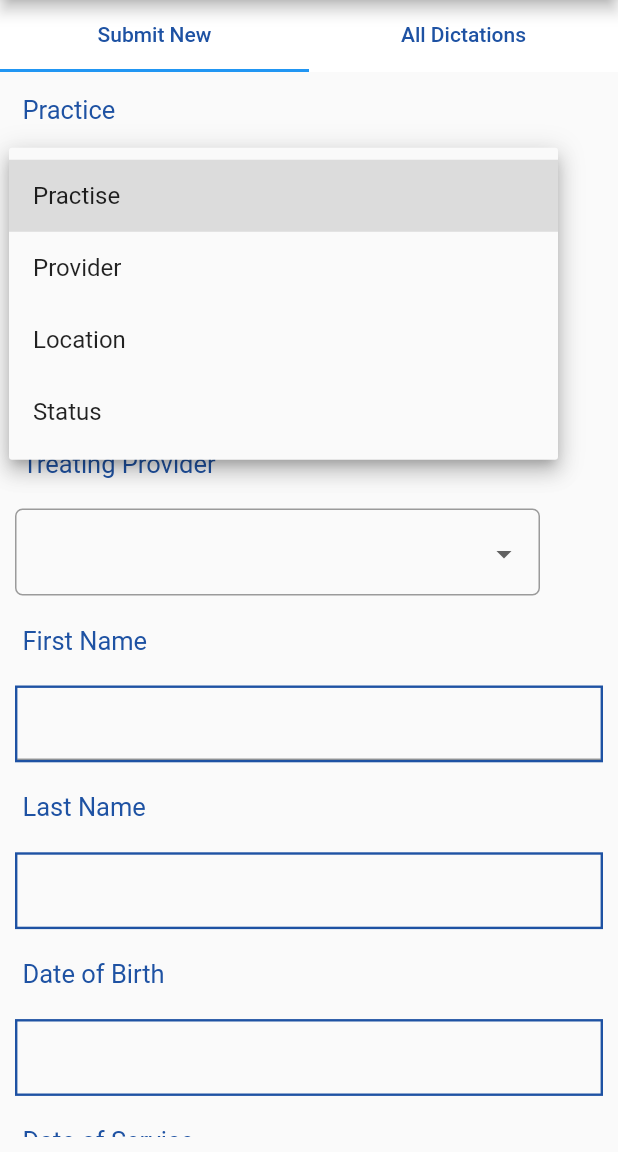
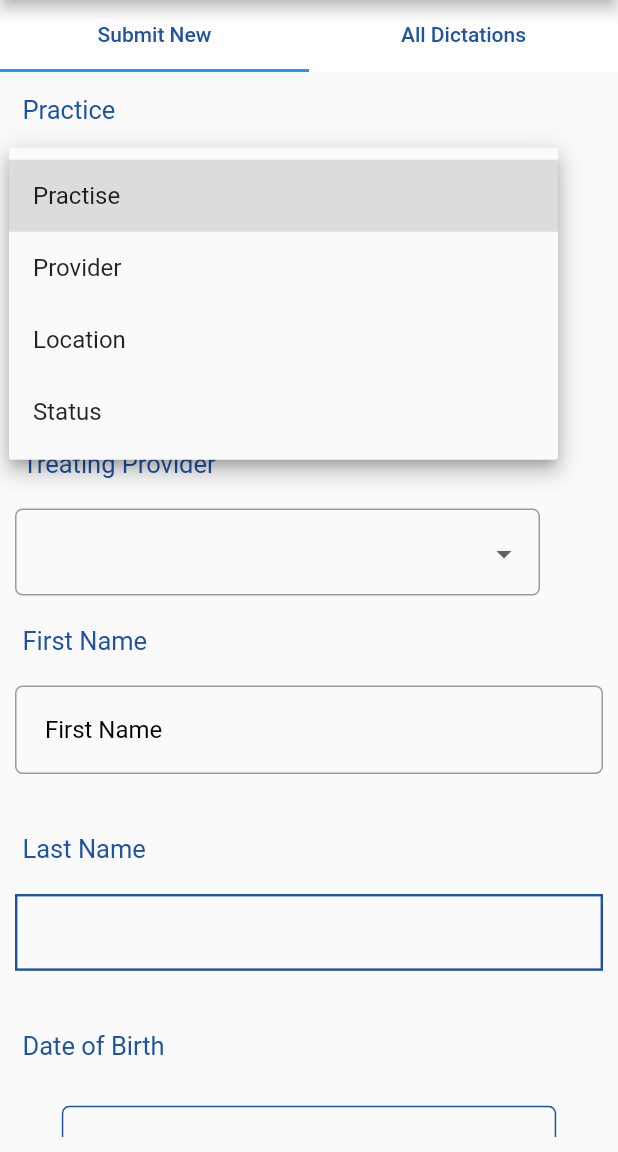
Before and after one commit to ShrirangaB/yd1, a Flutter app: the screen it shows after launch, after a tap on the "arrow drop down" icon, on a phone screen of 412 x 824 dp, the part 84-1236 px from its top. Run offline on Flutter 3.47's test engine with Material 2 defaults, Android fonts, the phone set to English and light mode, and no system bars; our stand-ins replace audioplayers, bloc, equatable, flutter_bloc, image_picker, percent_indicator.

Commit message:
SECOND commit

```diff
--- /dev/null
+++ b/lib/blocs/textbloc/textvalid_event.dart
@@ -0,0 +1,41 @@
+part of 'textvalid_bloc.dart';
+
+// abstract class TextvalidEvent extends Equatable {
+//   const TextvalidEvent();
+
+//   @override
+//   List<Object> get props => [];
+// }
+
+// class FirstNameChanged extends TextvalidEvent {
+//   const FirstNameChanged({@required this.fName});
+
+//   final String fName;
+//   @override
+//   List<Object> get props => [fName];
+// }
+
+// class LastNameChanged extends TextvalidEvent {
+//   const LastNameChanged({@required this.lName});
+
+//   final String lName;
+//   @override
+//   List<Object> get props => [lName];
+// }
+
+// class DescriptionChanged extends TextvalidEvent {
+//   const DescriptionChanged({@required this.description});
+
+//   final String description;
+//   @override
+//   List<Object> get props => [description];
+// }
+abstract class TextvalidEvent {}
+
+class TextvalidEventSubmit extends TextvalidEvent {
+  final String fName;
+  final String lName;
+  final String description;
+
+  TextvalidEventSubmit(this.fName, this.lName, this.description);
+}
--- /dev/null
+++ b/lib/blocs/textbloc/textvalid_state.dart
@@ -0,0 +1,31 @@
+part of 'textvalid_bloc.dart';
+
+// abstract class TextvalidState extends Equatable {
+//   // const TextvalidState({this.fName, this.lName, this.description});
+//   // final String fName;
+//   // final String lName;
+//   // final String description;
+
+//   @override
+//   List<Object> get props => [];
+// }
+
+enum FieldError { Empty, Invalid }
+
+class TextvalidState {
+  final bool isBusy;
+  final FieldError fNameError;
+  final FieldError lNameError;
+  final FieldError descriptionError;
+  final bool submissionSuccess;
+
+  TextvalidState({
+    this.isBusy: false,
+    this.fNameError,
+    this.lNameError,
+    this.descriptionError,
+    this.submissionSuccess,
+  });
+}
+
+class TextvalidInitial extends TextvalidState {}
--- a/lib/ui/patient_details/manual_dictaions/submit_new_dictation.dart
+++ b/lib/ui/patient_details/manual_dictaions/submit_new_dictation.dart
@@ -1,7 +1,10 @@
+import 'package:YOURDRS_FlutterAPP/blocs/textbloc/textvalid_bloc.dart';
 import 'package:YOURDRS_FlutterAPP/common/app_colors.dart';
 import 'package:YOURDRS_FlutterAPP/common/app_strings.dart';
 import 'package:YOURDRS_FlutterAPP/widget/buttons/raised_buttons.dart';
 import 'package:YOURDRS_FlutterAPP/widget/cupertino_action_sheet.dart';
+import 'package:YOURDRS_FlutterAPP/widget/dateofbirthpicker.dart';
+import 'package:YOURDRS_FlutterAPP/widget/dateofservicepicker.dart';
 import 'package:YOURDRS_FlutterAPP/widget/dropdowns/appointmenttype.dart';
 import 'package:YOURDRS_FlutterAPP/widget/dropdowns/dictation.dart';
 import 'package:YOURDRS_FlutterAPP/widget/dropdowns/documenttype.dart';
@@ -9,6 +12,7 @@ import 'package:YOURDRS_FlutterAPP/widget/dropdowns/location.dart';
 import 'package:YOURDRS_FlutterAPP/widget/dropdowns/practise.dart';
 import 'package:YOURDRS_FlutterAPP/widget/dropdowns/provider.dart';
 import 'package:flutter/material.dart';
+import 'package:flutter_bloc/flutter_bloc.dart';
 
 class SubmitNewDictation extends StatefulWidget {
   @override
@@ -16,31 +20,37 @@ class SubmitNewDictation extends StatefulWidget {
 }
 
 class _SubmitNewDictationState extends State<SubmitNewDictation> {
-  final fName = TextEditingController();
-  final lName = TextEditingController();
-  final dateOfBirth = TextEditingController();
-  final dateOfService = TextEditingController();
-  final descreiption = TextEditingController();
+  TextvalidBloc _bloc;
+  final _fName = TextEditingController();
+  final _lName = TextEditingController();
+  // final dateOfBirth = TextEditingController();
+  // final dateOfService = TextEditingController();
+  final _descreiption = TextEditingController();
 
   var _currentSelectedValue;
-  var _currencies = [
-    "Food",
-    "Transport",
-  ];
+
   List<bool> _isSelected = [true, false];
 
   @override
   void dispose() {
-    fName.dispose();
-    lName.dispose();
-    dateOfBirth.dispose();
-    dateOfService.dispose();
-    descreiption.dispose();
     super.dispose();
+    _bloc.close();
+  }
+
+  @override
+  void initState() {
+    this._bloc = TextvalidBloc();
+    super.initState();
   }
 
   @override
   Widget build(BuildContext context) {
+    return Center(
+      child: BlocProvider(
+        create: (context) => TextvalidBloc(),
+        child: BlocBuilder<TextvalidBloc, TextvalidState>(
+          //bloc: this._bloc,
+          builder: (context, state) {
             return Padding(
               padding: const EdgeInsets.all(10.0),
 //---------ListView for the scrolling body
@@ -57,6 +67,7 @@ class _SubmitNewDictationState extends State<SubmitNewDictation> {
 //------Provider drop down
                   Provider(),
                   SizedBox(height: 15),
+//----------label text
                   Padding(
                     padding: const EdgeInsets.all(5),
                     child: Text(
@@ -69,16 +80,31 @@ class _SubmitNewDictationState extends State<SubmitNewDictation> {
                   ),
                   SizedBox(height: 15),
                   Container(
+                    // height: 85,
                     width: MediaQuery.of(context).size.width * 0.80,
-              decoration: BoxDecoration(
-                  border: Border.all(
-                      color: CustomizedColors.primaryColor, width: 1.6)),
+                    // decoration: BoxDecoration(
+                    //   border: Border.all(
+                    //       color: CustomizedColors.primaryColor, width: 1.6),
+                    // ),
 
 //-------TextFeild for First Name
                     child: TextField(
-                controller: fName,
-              )),
-          SizedBox(height: 15),
+                      controller: _fName,
+                      decoration: InputDecoration(
+                        hintText: AppStrings.fName,
+                        hintStyle: TextStyle(
+                          color: this._hasfNameError(state)
+                              ? Colors.red
+                              : Colors.black,
+                        ),
+                        contentPadding: EdgeInsets.all(20),
+                        // hintText: AppStrings.descp,
+                        border: OutlineInputBorder(
+                            borderRadius: BorderRadius.circular(5.0)),
+                      ),
+                    ),
+                  ),
+                  SizedBox(height: 35),
                   Padding(
                     padding: const EdgeInsets.all(5),
                     child: Text(
@@ -97,12 +123,13 @@ class _SubmitNewDictationState extends State<SubmitNewDictation> {
                             color: CustomizedColors.primaryColor, width: 1.6)),
 //-------TextFeild last name
                     child: TextField(
-                controller: lName,
+                      controller: _lName,
                       decoration: InputDecoration(
                         border: InputBorder.none,
                       ),
-              )),
-          SizedBox(height: 15),
+                    ),
+                  ),
+                  SizedBox(height: 35),
                   Padding(
                     padding: const EdgeInsets.all(5),
                     child: Text(
@@ -114,18 +141,21 @@ class _SubmitNewDictationState extends State<SubmitNewDictation> {
                     ),
                   ),
                   SizedBox(height: 15),
-          Container(
-              width: MediaQuery.of(context).size.width * 0.80,
-              decoration: BoxDecoration(
-                  border: Border.all(
-                      color: CustomizedColors.primaryColor, width: 1.6)),
-//-------TextFeild for date of Birth
-              child: TextField(
-                controller: dateOfBirth,
-                decoration: InputDecoration(
-                  border: InputBorder.none,
-                ),
-              )),
+//                   Container(
+//                       width: MediaQuery.of(context).size.width * 0.80,
+//                       decoration: BoxDecoration(
+//                           border: Border.all(
+//                               color: CustomizedColors.primaryColor,
+//                               width: 1.6)),
+// //-------TextFeild for date of Birth
+//                       child: TextField(
+//                         controller: dateOfBirth,
+//                         keyboardType: TextInputType.number,
+//                         decoration: InputDecoration(
+//                           border: InputBorder.none,
+//                         ),
+//                       )),
+                  DateOfBirth(),
                   SizedBox(height: 15),
                   Padding(
                     padding: const EdgeInsets.all(5),
@@ -138,18 +168,21 @@ class _SubmitNewDictationState extends State<SubmitNewDictation> {
                     ),
                   ),
                   SizedBox(height: 15),
-          Container(
-              width: MediaQuery.of(context).size.width * 0.80,
-              decoration: BoxDecoration(
-                  border: Border.all(
-                      color: CustomizedColors.primaryColor, width: 1.6)),
-//-------TextFeild
-              child: TextField(
-                controller: dateOfService,
-                decoration: InputDecoration(
-                  border: InputBorder.none,
-                ),
-              )),
+//                   Container(
+//                     width: MediaQuery.of(context).size.width * 0.80,
+//                     decoration: BoxDecoration(
+//                         border: Border.all(
+//                             color: CustomizedColors.primaryColor, width: 1.6)),
+// //-------TextFeild for Date of Service
+//                     child: TextField(
+//                       controller: dateOfService,
+//                       keyboardType: TextInputType.number,
+//                       decoration: InputDecoration(
+//                         border: InputBorder.none,
+//                       ),
+//                     ),
+//                   ),
+                  DateOfService(),
                   SizedBox(height: 15),
                   DocumentType(),
 
@@ -191,18 +224,20 @@ class _SubmitNewDictationState extends State<SubmitNewDictation> {
                   ),
                   SizedBox(height: 15),
                   Container(
-              height: 150,
+                    // height: 150,
                     width: MediaQuery.of(context).size.width * 0.80,
                     decoration: BoxDecoration(
                         border: Border.all(
                             color: CustomizedColors.primaryColor, width: 1.6)),
 //-------TextFeild
                     child: TextField(
-                controller: descreiption,
+                      controller: _descreiption,
                       decoration: InputDecoration(
                         border: InputBorder.none,
                       ),
-              )),
+                      keyboardType: TextInputType.multiline,
+                    ),
+                  ),
                   SizedBox(height: 15),
 //-----cupertino Action sheet
                   CameraActionSheet(),
@@ -215,23 +250,54 @@ class _SubmitNewDictationState extends State<SubmitNewDictation> {
                   SizedBox(height: 15),
 //------raised Button for Submitting
                   RaisedButtonCustom(
-            onPressed: () {},
+                    onPressed: () => this._bloc.add(TextvalidEventSubmit(
+                        this._fName.text,
+                        this._lName.text,
+                        this._descreiption.text)),
                     text: AppStrings.submitButtonText,
                   ),
                   SizedBox(height: 15),
 //------raised Button for clearing all the textediting controllers
                   RaisedButtonCustom(
                     onPressed: () {
-              fName.clear();
-              lName.clear();
-              dateOfBirth.clear();
-              dateOfService.clear();
-              descreiption.clear();
+                      _fName.clear();
+                      _lName.clear();
+                      _descreiption.clear();
                     },
                     text: AppStrings.clearAll,
                   )
                 ],
               ),
             );
+          },
+        ),
+      ),
+    );
   }
+
+  bool _hasfNameError(TextvalidState state) => state.fNameError != null;
+
+  // String _fNameErrorText(FieldError error) {
+  //   switch (error) {
+  //     case FieldError.Empty:
+  //       return 'Enter Name';
+  //     case FieldError.Invalid:
+  //       return 'Cannot be Empty';
+  //     default:
+  //       return '';
+  //   }
+  // }
+
+  bool _haslNameError(TextvalidState state) => state.lNameError != null;
+
+  // String _lNameErrorText(FieldError error) {
+  //   switch (error) {
+  //     case FieldError.Empty:
+  //       return 'Enter text';
+  //     case FieldError.Invalid:
+  //       return 'Cannot be Empty';
+  //     default:
+  //       return '';
+  //   }
+  // }
 }
--- /dev/null
+++ b/lib/widget/dateofbirthpicker.dart
@@ -0,0 +1,86 @@
+import 'package:YOURDRS_FlutterAPP/common/app_colors.dart';
+import 'package:flutter/cupertino.dart';
+import 'package:flutter/material.dart';
+import 'package:intl/intl.dart';
+
+class DateOfBirth extends StatefulWidget {
+  @override
+  _DateOfBirthState createState() => _DateOfBirthState();
+}
+
+class _DateOfBirthState extends State<DateOfBirth> {
+  String _birthDate = 'Date of Birth';
+
+  Future<void> _selectDate(BuildContext context) async {
+    final DateTime d = await showDatePicker(
+      context: context,
+      initialDate: DateTime.now(),
+      firstDate: DateTime(1930),
+      lastDate: DateTime.now(),
+    );
+    if (d != null)
+      setState(() {
+        _birthDate = DateFormat.yMMMMd("en_US").format(d);
+      });
+  }
+
+  @override
+  Widget build(BuildContext context) {
+    return Padding(
+      padding: const EdgeInsets.all(10),
+      child: Material(
+        child: Center(
+          // Center is a layout widget. It takes a single child and positions it
+          // in the middle of the parent.
+          child: Row(
+            mainAxisAlignment: MainAxisAlignment.spaceAround,
+            children: <Widget>[
+              Container(
+                width: MediaQuery.of(context).size.width * 0.80,
+                decoration: const BoxDecoration(
+                    border: Border(
+                      top: BorderSide(
+                          width: 1.0, color: CustomizedColors.accentColor),
+                      left: BorderSide(
+                          width: 1.0, color: CustomizedColors.accentColor),
+                      right: BorderSide(
+                          width: 1.0, color: CustomizedColors.accentColor),
+                      bottom: BorderSide(
+                          width: 1.0, color: CustomizedColors.accentColor),
+                    ),
+                    borderRadius: BorderRadius.all(Radius.circular(5))),
+                child: Padding(
+                  padding: const EdgeInsets.all(8.0),
+                  child: Row(
+                    mainAxisAlignment: MainAxisAlignment.spaceBetween,
+                    children: <Widget>[
+                      InkWell(
+                        child: Text(_birthDate,
+                            textAlign: TextAlign.center,
+                            style:
+                                TextStyle(color: CustomizedColors.accentColor)),
+                        onTap: () {
+                          _selectDate(context);
+                        },
+                      ),
+                      IconButton(
+                        icon: Icon(
+                          Icons.calendar_today_sharp,
+                          color: CustomizedColors.accentColor,
+                        ),
+                        // tooltip: 'Tap to open date picker',
+                        onPressed: () {
+                          _selectDate(context);
+                        },
+                      ),
+                    ],
+                  ),
+                ),
+              ),
+            ],
+          ),
+        ),
+      ),
+    );
+  }
+}
--- /dev/null
+++ b/lib/widget/dateofservicepicker.dart
@@ -0,0 +1,83 @@
+import 'package:YOURDRS_FlutterAPP/common/app_colors.dart';
+import 'package:flutter/material.dart';
+import 'package:intl/intl.dart';
+import 'package:flutter/cupertino.dart';
+
+class DateOfService extends StatefulWidget {
+  @override
+  _DateOfServiceState createState() => _DateOfServiceState();
+}
+
+class _DateOfServiceState extends State<DateOfService> {
+  String _serviceDate = 'Service date';
+
+  Future<void> _selectDate(BuildContext context) async {
+    final DateTime d = await showDatePicker(
+      context: context,
+      initialDate: DateTime.now(),
+      firstDate: DateTime(2015),
+      lastDate: DateTime(2030),
+    );
+    if (d != null)
+      setState(() {
+        _serviceDate = DateFormat.yMMMMd("en_US").format(d);
+      });
+  }
+
+  @override
+  Widget build(BuildContext context) {
+    return Padding(
+      padding: const EdgeInsets.all(10),
+      child: Material(
+        child: Center(
+          child: Row(
+            mainAxisAlignment: MainAxisAlignment.spaceAround,
+            children: <Widget>[
+              Container(
+                decoration: const BoxDecoration(
+                    border: Border(
+                      top: BorderSide(
+                          width: 1.0, color: CustomizedColors.accentColor),
+                      left: BorderSide(
+                          width: 1.0, color: CustomizedColors.accentColor),
+                      right: BorderSide(
+                          width: 1.0, color: CustomizedColors.accentColor),
+                      bottom: BorderSide(
+                          width: 1.0, color: CustomizedColors.accentColor),
+                    ),
+                    borderRadius: BorderRadius.all(Radius.circular(5))),
+                child: Padding(
+                  padding: const EdgeInsets.all(8.0),
+                  child: Row(
+                    mainAxisAlignment: MainAxisAlignment.spaceAround,
+                    children: <Widget>[
+                      InkWell(
+                        child: Text(_serviceDate,
+                            textAlign: TextAlign.center,
+                            style:
+                                TextStyle(color: CustomizedColors.accentColor)),
+                        onTap: () {
+                          _selectDate(context);
+                        },
+                      ),
+                      IconButton(
+                        icon: Icon(
+                          Icons.calendar_today_sharp,
+                          color: CustomizedColors.accentColor,
+                        ),
+                        // tooltip: 'Tap to open date picker',
+                        onPressed: () {
+                          _selectDate(context);
+                        },
+                      ),
+                    ],
+                  ),
+                ),
+              ),
+            ],
+          ),
+        ),
+      ),
+    );
+  }
+}
```
Also changed, not shown: lib/blocs/textbloc/textvalid_bloc.dart (added, +37 -0 lines), lib/main.dart (+3 -12 lines). Lines whose indentation alone changed are shown as unchanged.
